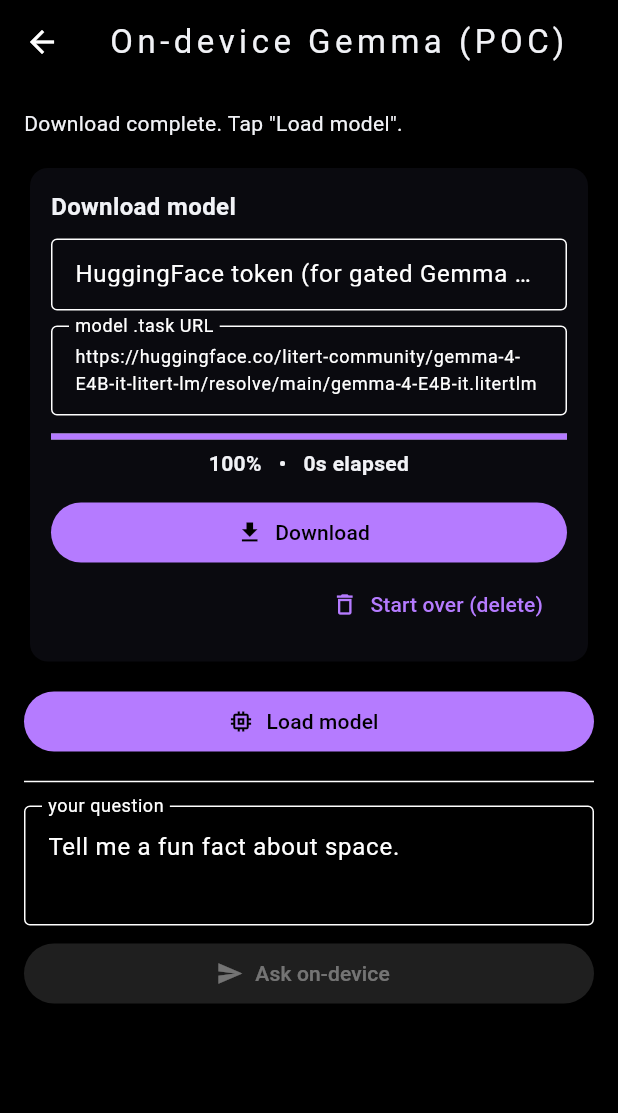
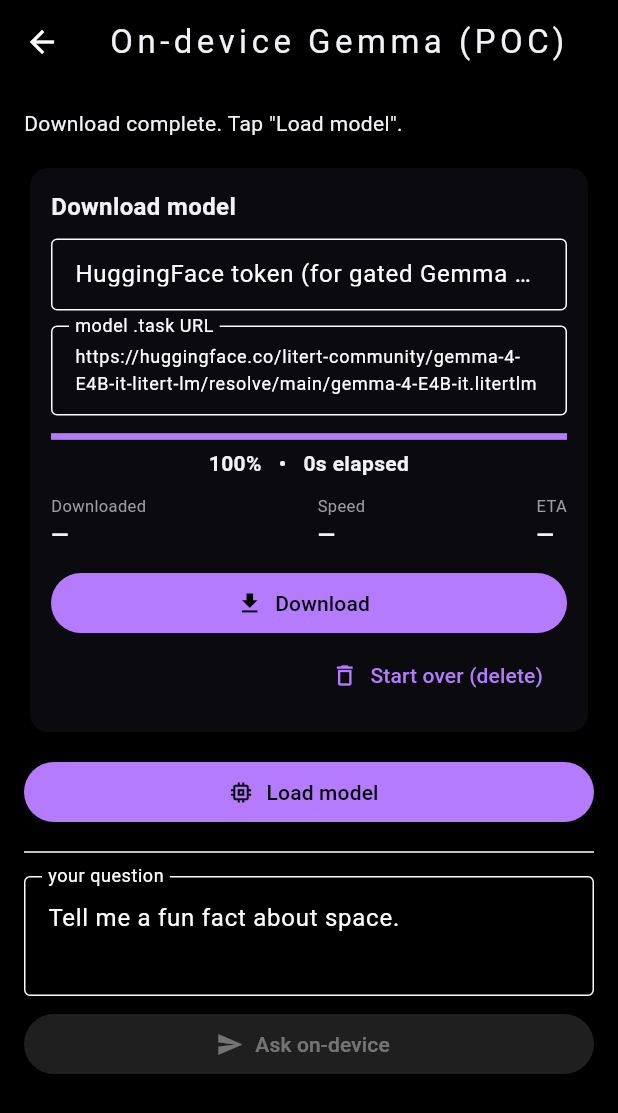
Before and after one commit to Anbarasanraghu/Elder-wand, a Flutter app: the GemmaTestScreen screen opened directly, after a tap on "Download", on a phone screen of 412 x 824 dp. Shown: the top 1113 px of the screen. Run offline on Flutter 3.47's test engine with Material 3 defaults, Android fonts, the phone set to English and light mode, and no system bars; our stand-ins replace audioplayers, dio, flutter_local_notifications, flutter_tts, geolocator, image_picker and 6 more; missing offline and left inert: dart:ffi, flutter_foreground_task, flutter_gemma, flutter_gemma_litertlm, flutter_notification_listener, installed_apps and 3 more; accounts and stored records are empty; network calls fail; Roboto replaces fonts that are missing (NDot).

Commit message:
Gemma download UI: restore Downloaded/Speed/ETA on the 1.x plugin path
The 1.x plugin's downloader only reports a %, so the detailed stats were
dropped. Restore them by fetching the file's total size first (1-byte
ranged GET -> Content-Range total), then deriving downloaded MB, speed,
and ETA from the plugin's % progress. Keeps the robust background
download AND shows the full readout (+ elapsed).

Co-Authored-By: Claude Opus 4.8 (1M context) <noreply@anthropic.com>

```diff
--- a/akeriyan_app/lib/gemma_service.dart
+++ b/akeriyan_app/lib/gemma_service.dart
@@ -1,6 +1,7 @@
 import 'dart:async';
 
 import 'package:flutter/foundation.dart';
+import 'package:dio/dio.dart';
 import 'package:flutter_gemma/flutter_gemma.dart';
 import 'package:flutter_gemma_litertlm/flutter_gemma_litertlm.dart';
 
@@ -52,7 +53,33 @@ class GemmaService {
     if (isDownloading) return;
     final sw = Stopwatch()..start();
     download.value = const GemmaDownload(running: true);
-    final token = (hfToken == null || hfToken.trim().isEmpty) ? null : hfToken.trim();
+    final token =
+        (hfToken == null || hfToken.trim().isEmpty) ? null : hfToken.trim();
+
+    // Fetch total size first (a 1-byte ranged GET → Content-Range: .../TOTAL),
+    // so we can show downloaded MB / speed / ETA from the plugin's % progress.
+    var total = 0;
+    try {
+      final r = await Dio().get<List<int>>(
+        url,
+        options: Options(
+          followRedirects: true,
+          responseType: ResponseType.bytes,
+          validateStatus: (s) => s != null && s < 400,
+          headers: {
+            'Range': 'bytes=0-0',
+            if (token != null) 'Authorization': 'Bearer $token',
+          },
+        ),
+      );
+      final cr = r.headers.value('content-range');
+      if (cr != null && cr.contains('/')) {
+        total = int.tryParse(cr.split('/').last.trim()) ?? 0;
+      }
+    } catch (_) {}
+
+    var lastReceived = 0;
+    var lastMs = 0;
     try {
       await FlutterGemma
           .installModel(
@@ -61,15 +88,36 @@ class GemmaService {
           )
           .fromNetwork(url, token: token)
           .withProgress((p) {
+            final received = total > 0 ? (p / 100.0 * total).round() : 0;
+            final nowMs = sw.elapsedMilliseconds;
+            var speed = download.value.speed;
+            var eta = download.value.eta;
+            if (nowMs - lastMs >= 500) {
+              final dt = (nowMs - lastMs) / 1000.0;
+              if (dt > 0 && lastMs > 0 && total > 0) {
+                speed = (received - lastReceived) / dt;
+                eta = speed > 0 ? (total - received) / speed : 0;
+              }
+              lastReceived = received;
+              lastMs = nowMs;
+            }
             download.value = GemmaDownload(
               percent: p,
+              received: received,
+              total: total,
+              speed: speed,
+              eta: eta,
               running: true,
               elapsedSec: sw.elapsed.inSeconds,
             );
           })
           .install();
       download.value = GemmaDownload(
-          percent: 100, done: true, elapsedSec: sw.elapsed.inSeconds);
+          percent: 100,
+          received: total,
+          total: total,
+          done: true,
+          elapsedSec: sw.elapsed.inSeconds);
     } catch (e) {
       download.value = GemmaDownload(error: e.toString());
     }
@@ -121,6 +169,10 @@ class GemmaService {
 /// [GemmaService.download] so any screen can reflect the live state.
 class GemmaDownload {
   final int percent; // 0..100
+  final int received; // bytes (estimated from percent × total)
+  final int total; // bytes
+  final double speed; // bytes/sec
+  final double eta; // seconds remaining
   final bool running;
   final bool done;
   final String? error;
@@ -128,6 +180,10 @@ class GemmaDownload {
 
   const GemmaDownload({
     this.percent = 0,
+    this.received = 0,
+    this.total = 0,
+    this.speed = 0,
+    this.eta = 0,
     this.running = false,
     this.done = false,
     this.error,
--- a/akeriyan_app/lib/gemma_test_screen.dart
+++ b/akeriyan_app/lib/gemma_test_screen.dart
@@ -60,6 +60,26 @@ class _GemmaTestScreenState extends State<GemmaTestScreen> {
     final m = s ~/ 60, sec = s % 60;
     return m > 0 ? '${m}m ${sec}s' : '${sec}s';
   }
+
+  String _mb(int b) =>
+      b <= 0 ? '—' : '${(b / (1024 * 1024)).toStringAsFixed(0)} MB';
+  String _spd(double bps) =>
+      bps <= 0 ? '—' : '${(bps / (1024 * 1024)).toStringAsFixed(2)} MB/s';
+  String _eta(double s) {
+    if (s <= 0 || s.isInfinite || s.isNaN) return '—';
+    final m = s ~/ 60, sec = (s % 60).round();
+    return m > 0 ? '${m}m ${sec}s' : '${sec}s';
+  }
+
+  Widget _stat(String label, String value) => Column(
+        crossAxisAlignment: CrossAxisAlignment.start,
+        children: [
+          Text(label, style: const TextStyle(fontSize: 11, color: Colors.grey)),
+          Text(value,
+              style:
+                  const TextStyle(fontSize: 15, fontWeight: FontWeight.w600)),
+        ],
+      );
 
   void _download() {
     // Fire-and-forget: the service owns the download, so it keeps running even
@@ -186,6 +206,16 @@ class _GemmaTestScreenState extends State<GemmaTestScreen> {
                             textAlign: TextAlign.center,
                             style: const TextStyle(fontWeight: FontWeight.bold),
                           ),
+                          const SizedBox(height: 10),
+                          Row(
+                            mainAxisAlignment: MainAxisAlignment.spaceBetween,
+                            children: [
+                              _stat('Downloaded',
+                                  '${_mb(d.received)}${d.total > 0 ? ' / ${_mb(d.total)}' : ''}'),
+                              _stat('Speed', _spd(d.speed)),
+                              _stat('ETA', _eta(d.eta)),
+                            ],
+                          ),
                           const SizedBox(height: 12),
                         ],
                       );
```
